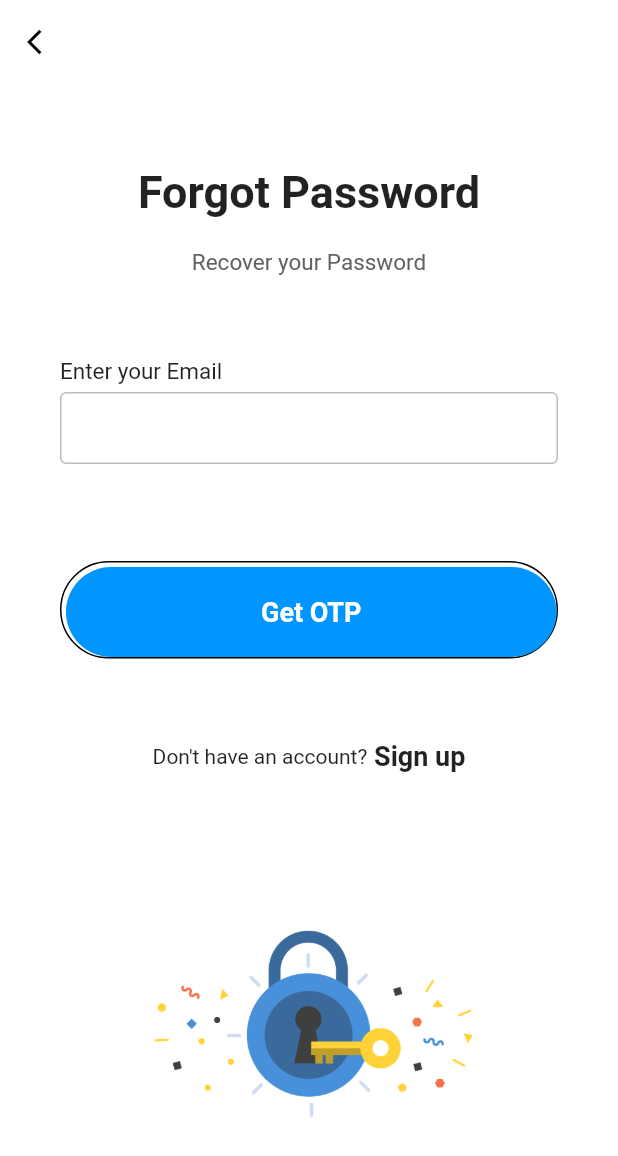
After one commit to dev-aakash1213/Sarvito-dev, a Flutter app: the screen it shows after launch, after a tap on "Forgot Password", on a phone screen of 412 x 824 dp. The commit adds this screen. Shown: the top 1156 px of the screen. Run offline on Flutter 3.47's test engine with Material 2 defaults, Android fonts, the phone set to English and light mode, and no system bars.

Commit message:
aakash commit

```diff
--- /dev/null
+++ b/lib/forgot.dart
@@ -0,0 +1,149 @@
+import 'package:flutter/material.dart';
+
+class ForgotPass extends StatelessWidget {
+  @override
+  Widget build(BuildContext context) {
+    return Scaffold(
+      resizeToAvoidBottomInset: false,
+      backgroundColor: Colors.white,
+      appBar: AppBar(
+        elevation: 0,
+        brightness: Brightness.light,
+        backgroundColor: Colors.white,
+        leading: IconButton(
+          onPressed: () {
+            Navigator.pop(context);
+          },
+          icon: Icon(
+            Icons.arrow_back_ios,
+            size: 20,
+            color: Colors.black,
+          ),
+        ),
+      ),
+      body: Container(
+        height: MediaQuery.of(context).size.height,
+        width: double.infinity,
+        child: Column(
+          mainAxisAlignment: MainAxisAlignment.spaceBetween,
+          children: <Widget>[
+            Expanded(
+                child: Column(
+              mainAxisAlignment: MainAxisAlignment.spaceEvenly,
+              children: <Widget>[
+                Column(
+                  children: <Widget>[
+                    Text(
+                      "Forgot Password",
+                      style:
+                          TextStyle(fontSize: 30, fontWeight: FontWeight.bold),
+                    ),
+                    SizedBox(
+                      height: 20,
+                    ),
+                    Text(
+                      "Recover your Password",
+                      style: TextStyle(fontSize: 15, color: Colors.grey[700]),
+                    )
+                  ],
+                ),
+                Padding(
+                  padding: EdgeInsets.symmetric(horizontal: 40),
+                  child: Column(
+                    children: <Widget>[
+                      inputFile(label: "Enter your Email"),
+                    ],
+                  ),
+                ),
+                Padding(
+                  padding: EdgeInsets.symmetric(horizontal: 40),
+                  child: Container(
+                    padding: EdgeInsets.only(top: 3, left: 3),
+                    decoration: BoxDecoration(
+                        borderRadius: BorderRadius.circular(50),
+                        border: Border(
+                          bottom: BorderSide(color: Colors.black),
+                          top: BorderSide(color: Colors.black),
+                          left: BorderSide(color: Colors.black),
+                          right: BorderSide(color: Colors.black),
+                        )),
+                    child: MaterialButton(
+                      minWidth: double.infinity,
+                      height: 60,
+                      onPressed: () {},
+                      color: Color(0xff0095FF),
+                      elevation: 0,
+                      shape: RoundedRectangleBorder(
+                        borderRadius: BorderRadius.circular(50),
+                      ),
+                      child: Text(
+                        "Get OTP",
+                        style: TextStyle(
+                          fontWeight: FontWeight.w600,
+                          fontSize: 18,
+                          color: Colors.white,
+                        ),
+                      ),
+                    ),
+                  ),
+                ),
+                Row(
+                  mainAxisAlignment: MainAxisAlignment.center,
+                  children: <Widget>[
+                    Text("Don't have an account?"),
+                    Text(
+                      " Sign up",
+                      style: TextStyle(
+                        fontWeight: FontWeight.w600,
+                        fontSize: 18,
+                      ),
+                    )
+                  ],
+                ),
+                Container(
+                  padding: EdgeInsets.only(top: 100),
+                  height: 200,
+                  decoration: BoxDecoration(
+                    image: DecorationImage(
+                        image: AssetImage("assets/forgot.png"),
+                        fit: BoxFit.fitHeight),
+                  ),
+                )
+              ],
+            ))
+          ],
+        ),
+      ),
+    );
+  }
+}
+
+// we will be creating a widget for text field
+Widget inputFile({label, obscureText = false}) {
+  return Column(
+    crossAxisAlignment: CrossAxisAlignment.start,
+    children: <Widget>[
+      Text(
+        label,
+        style: TextStyle(
+            fontSize: 15, fontWeight: FontWeight.w400, color: Colors.black87),
+      ),
+      SizedBox(
+        height: 5,
+      ),
+      TextField(
+        obscureText: obscureText,
+        decoration: InputDecoration(
+            contentPadding: EdgeInsets.symmetric(vertical: 0, horizontal: 10),
+            enabledBorder: OutlineInputBorder(
+              borderSide: BorderSide(color: Colors.grey[400]),
+            ),
+            border: OutlineInputBorder(
+                borderSide: BorderSide(color: Colors.grey[400]))),
+      ),
+      SizedBox(
+        height: 10,
+      )
+    ],
+  );
+}
--- a/lib/main.dart
+++ b/lib/main.dart
@@ -1,6 +1,7 @@
 import 'dart:ui';
 
 import 'package:flutter/material.dart';
+import 'package:login_signup_screen/forgot.dart';
 import 'package:login_signup_screen/login.dart';
 import 'package:login_signup_screen/signup.dart';
 
@@ -98,7 +99,27 @@ class HomePage extends StatelessWidget {
                           fontWeight: FontWeight.w600,
                           fontSize: 18),
                     ),
-                  )
+                  ),
+                  SizedBox(height: 20),
+                  MaterialButton(
+                    minWidth: double.infinity,
+                    height: 60,
+                    onPressed: () {
+                      Navigator.push(
+                          context,
+                          MaterialPageRoute(
+                              builder: (context) => ForgotPass()));
+                    },
+                    // defining the shape
+                    shape: RoundedRectangleBorder(
+                        side: BorderSide(color: Colors.black),
+                        borderRadius: BorderRadius.circular(50)),
+                    child: Text(
+                      "Forgot Password",
+                      style:
+                          TextStyle(fontWeight: FontWeight.w600, fontSize: 18),
+                    ),
+                  ),
                 ],
               )
             ],
--- a/pubspec.yaml
+++ b/pubspec.yaml
@@ -49,6 +49,7 @@ flutter:
   assets:
     - assets/background.png
     - assets/welcome.png
+    - assets/forgot.png
 
   #   - images/a_dot_burr.jpeg
   #   - images/a_dot_ham.jpeg
```
Also changed, not shown: assets/forgot.png (added).
